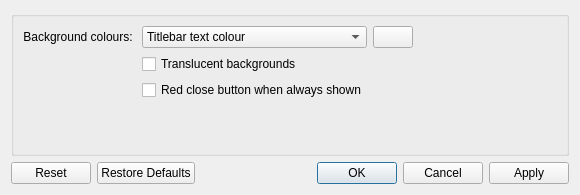
Qt form kdecoration/config/ui/buttoncolors.ui (paulmcauley/klassy) before a commit.
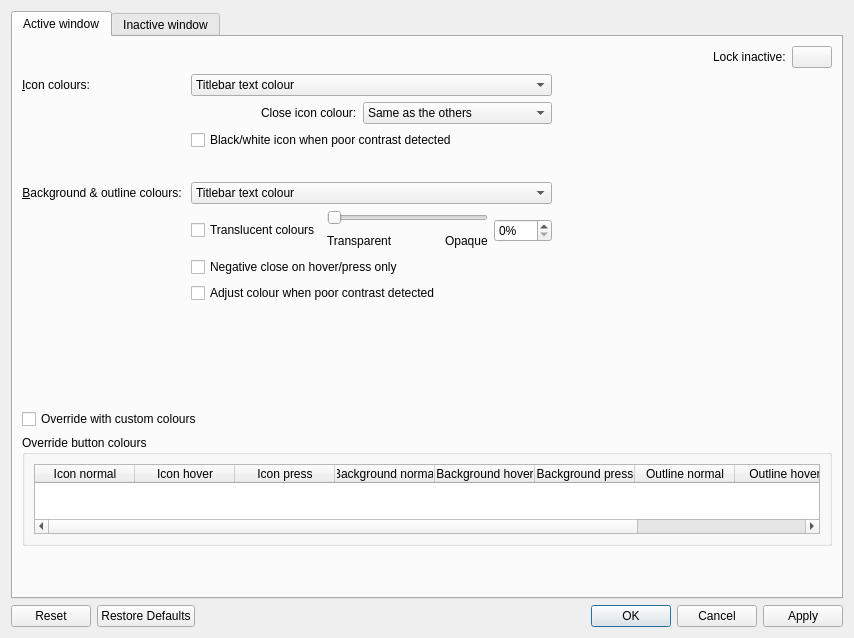
The same form after that commit. Icons and pictures are not drawn.

Commit message: Inital work on Many more Button Colours Settings

What changed in the file:
```diff
--- a/kdecoration/config/ui/buttoncolors.ui
+++ b/kdecoration/config/ui/buttoncolors.ui
@@ -6,8 +6,8 @@
    <rect>
     <x>0</x>
     <y>0</y>
-    <width>580</width>
-    <height>195</height>
+    <width>854</width>
+    <height>638</height>
    </rect>
   </property>
   <property name="windowTitle">
@@ -15,12 +15,193 @@
   </property>
   <layout class="QVBoxLayout" name="verticalLayout">
    <item>
-    <widget class="QGroupBox" name="activeWindowGroupBox">
-     <property name="title">
-      <string/>
+    <widget class="QTabWidget" name="tabWidget">
+     <property name="currentIndex">
+      <number>0</number>
      </property>
+     <widget class="QWidget" name="activeWindowButtonColors">
+      <attribute name="title">
+       <string>Active window</string>
+      </attribute>
      <layout class="QGridLayout" name="gridLayout">
+       <item row="2" column="0">
+        <spacer name="verticalSpacer_2">
+         <property name="orientation">
+          <enum>Qt::Vertical</enum>
+         </property>
+         <property name="sizeType">
+          <enum>QSizePolicy::Expanding</enum>
+         </property>
+         <property name="sizeHint" stdset="0">
+          <size>
+           <width>20</width>
+           <height>100</height>
+          </size>
+         </property>
+        </spacer>
+       </item>
+       <item row="5" column="0">
+        <spacer name="verticalSpacer">
+         <property name="orientation">
+          <enum>Qt::Vertical</enum>
+         </property>
+         <property name="sizeHint" stdset="0">
+          <size>
+           <width>20</width>
+           <height>5</height>
+          </size>
+         </property>
+        </spacer>
+       </item>
+       <item row="1" column="0">
+        <layout class="QFormLayout" name="formLayout">
+         <property name="sizeConstraint">
+          <enum>QLayout::SetDefaultConstraint</enum>
+         </property>
       <item row="0" column="0">
+          <widget class="QLabel" name="label_2">
+           <property name="text">
+            <string>&amp;Icon colours:</string>
+           </property>
+           <property name="buddy">
+            <cstring>buttonIconColors</cstring>
+           </property>
+          </widget>
+         </item>
+         <item row="0" column="1">
+          <widget class="QComboBox" name="buttonIconColors">
+           <property name="enabled">
+            <bool>true</bool>
+           </property>
+           <property name="sizePolicy">
+            <sizepolicy hsizetype="Expanding" vsizetype="Fixed">
+             <horstretch>0</horstretch>
+             <verstretch>0</verstretch>
+            </sizepolicy>
+           </property>
+           <property name="minimumSize">
+            <size>
+             <width>0</width>
+             <height>0</height>
+            </size>
+           </property>
+           <property name="sizeAdjustPolicy">
+            <enum>QComboBox::AdjustToContentsOnFirstShow</enum>
+           </property>
+           <item>
+            <property name="text">
+             <string>Titlebar text colour</string>
+            </property>
+           </item>
+           <item>
+            <property name="text">
+             <string>Titlebar text colour with negative close icon</string>
+            </property>
+           </item>
+           <item>
+            <property name="text">
+             <string>Accent colour</string>
+            </property>
+           </item>
+           <item>
+            <property name="text">
+             <string>Accent colour with negative close icon</string>
+            </property>
+           </item>
+           <item>
+            <property name="text">
+             <string>Accent colour with traffic lights</string>
+            </property>
+           </item>
+          </widget>
+         </item>
+         <item row="1" column="1">
+          <layout class="QFormLayout" name="formLayout_2">
+           <item row="2" column="0" colspan="2">
+            <widget class="QCheckBox" name="blackWhiteIconOnPoorContrast">
+             <property name="text">
+              <string>Black/white icon when poor contrast detected</string>
+             </property>
+            </widget>
+           </item>
+           <item row="0" column="1">
+            <layout class="QHBoxLayout" name="horizontalLayout_4">
+             <item>
+              <spacer name="closeIconNegativeBackgroundSpacer">
+               <property name="orientation">
+                <enum>Qt::Horizontal</enum>
+               </property>
+               <property name="sizeHint" stdset="0">
+                <size>
+                 <width>40</width>
+                 <height>0</height>
+                </size>
+               </property>
+              </spacer>
+             </item>
+             <item>
+              <widget class="QLabel" name="closeIconNegativeBackgroundLabel">
+               <property name="text">
+                <string>Close icon colour:</string>
+               </property>
+               <property name="buddy">
+                <cstring>closeIconNegativeBackground</cstring>
+               </property>
+              </widget>
+             </item>
+             <item>
+              <widget class="QComboBox" name="closeIconNegativeBackground">
+               <property name="sizePolicy">
+                <sizepolicy hsizetype="Preferred" vsizetype="Fixed">
+                 <horstretch>0</horstretch>
+                 <verstretch>0</verstretch>
+                </sizepolicy>
+               </property>
+               <property name="sizeAdjustPolicy">
+                <enum>QComboBox::AdjustToContentsOnFirstShow</enum>
+               </property>
+               <item>
+                <property name="text">
+                 <string>Same as the others</string>
+                </property>
+               </item>
+               <item>
+                <property name="text">
+                 <string>White</string>
+                </property>
+               </item>
+               <item>
+                <property name="text">
+                 <string>White when hovered/pressed </string>
+                </property>
+               </item>
+              </widget>
+             </item>
+            </layout>
+           </item>
+          </layout>
+         </item>
+         <item row="2" column="1">
+          <layout class="QVBoxLayout" name="verticalLayout_4">
+           <item>
+            <spacer name="verticalSpacer_3">
+             <property name="orientation">
+              <enum>Qt::Vertical</enum>
+             </property>
+             <property name="sizeType">
+              <enum>QSizePolicy::Fixed</enum>
+             </property>
+             <property name="sizeHint" stdset="0">
+              <size>
+               <width>20</width>
+               <height>20</height>
+              </size>
+             </property>
+            </spacer>
+           </item>
+          </layout>
+         </item>
+         <item row="3" column="0">
        <widget class="QLabel" name="label_22">
         <property name="enabled">
          <bool>true</bool>
@@ -32,7 +213,7 @@
          </size>
         </property>
         <property name="text">
-         <string>Background colours: </string>
+            <string>&amp;Background &amp;&amp; outline colours: </string>
         </property>
         <property name="alignment">
          <set>Qt::AlignRight|Qt::AlignTrailing|Qt::AlignVCenter</set>
@@ -41,12 +222,18 @@
          <number>2</number>
         </property>
         <property name="buddy">
-         <cstring>backgroundColors</cstring>
+            <cstring>buttonBackgroundColors</cstring>
         </property>
        </widget>
       </item>
-      <item row="0" column="1">
-       <widget class="QComboBox" name="backgroundColors">
+         <item row="3" column="1">
+          <widget class="QComboBox" name="buttonBackgroundColors">
+           <property name="sizePolicy">
+            <sizepolicy hsizetype="Expanding" vsizetype="Fixed">
+             <horstretch>0</horstretch>
+             <verstretch>0</verstretch>
+            </sizepolicy>
+           </property>
         <item>
          <property name="text">
           <string>Titlebar text colour</string>
@@ -54,17 +241,130 @@
         </item>
         <item>
          <property name="text">
-          <string>Accent colours</string>
+             <string>Titlebar text colour with negative close button</string>
          </property>
         </item>
         <item>
          <property name="text">
-          <string>Accent colours with traffic lights</string>
-         </property>
-        </item>
-       </widget>
-      </item>
-      <item row="0" column="3">
+             <string>Accent colour</string>
+            </property>
+           </item>
+           <item>
+            <property name="text">
+             <string>Accent colour with negative close button</string>
+            </property>
+           </item>
+           <item>
+            <property name="text">
+             <string>Accent colour with traffic lights</string>
+            </property>
+           </item>
+          </widget>
+         </item>
+         <item row="5" column="1">
+          <layout class="QHBoxLayout" name="horizontalLayout_3">
+           <item>
+            <widget class="QCheckBox" name="translucentButtonBackgrounds">
+             <property name="text">
+              <string>Translucent colours</string>
+             </property>
+            </widget>
+           </item>
+           <item>
+            <layout class="QGridLayout" name="gridLayout_2">
+             <item row="1" column="2">
+              <widget class="QLabel" name="label_4">
+               <property name="text">
+                <string>Opaque</string>
+               </property>
+              </widget>
+             </item>
+             <item row="1" column="0">
+              <widget class="QLabel" name="label_3">
+               <property name="text">
+                <string>Transparent</string>
+               </property>
+              </widget>
+             </item>
+             <item row="0" column="0" colspan="3">
+              <widget class="QSlider" name="translucentButtonBackgroundsOpacitySlider">
+               <property name="maximum">
+                <number>100</number>
+               </property>
+               <property name="orientation">
+                <enum>Qt::Horizontal</enum>
+               </property>
+              </widget>
+             </item>
+             <item row="1" column="1">
+              <spacer name="horizontalSpacer_3">
+               <property name="orientation">
+                <enum>Qt::Horizontal</enum>
+               </property>
+               <property name="sizeHint" stdset="0">
+                <size>
+                 <width>40</width>
+                 <height>20</height>
+                </size>
+               </property>
+              </spacer>
+             </item>
+            </layout>
+           </item>
+           <item>
+            <widget class="QSpinBox" name="translucentButtonBackgroundsOpacity">
+             <property name="suffix">
+              <string>%</string>
+             </property>
+             <property name="maximum">
+              <number>100</number>
+             </property>
+            </widget>
+           </item>
+          </layout>
+         </item>
+         <item row="6" column="1">
+          <widget class="QCheckBox" name="negativeCloseBackgroundHoverPress">
+           <property name="text">
+            <string>Negative close on hover/press only</string>
+           </property>
+          </widget>
+         </item>
+         <item row="7" column="1">
+          <widget class="QCheckBox" name="adjustBackgroundColorOnPoorContrast">
+           <property name="text">
+            <string>Adjust colour when poor contrast detected</string>
+           </property>
+          </widget>
+         </item>
+        </layout>
+       </item>
+       <item row="3" column="0">
+        <widget class="QCheckBox" name="buttonColorActiveOverrideToggle">
+         <property name="text">
+          <string>Override with custom colours</string>
+         </property>
+        </widget>
+       </item>
+       <item row="1" column="1">
+        <spacer name="horizontalSpacer_2">
+         <property name="orientation">
+          <enum>Qt::Horizontal</enum>
+         </property>
+         <property name="sizeType">
+          <enum>QSizePolicy::MinimumExpanding</enum>
+         </property>
+         <property name="sizeHint" stdset="0">
+          <size>
+           <width>40</width>
+           <height>20</height>
+          </size>
+         </property>
+        </spacer>
+       </item>
+       <item row="0" column="0" colspan="2">
+        <layout class="QHBoxLayout" name="horizontalLayout_2">
+         <item>
        <spacer name="horizontalSpacer">
         <property name="orientation">
          <enum>Qt::Horizontal</enum>
@@ -77,8 +377,15 @@
         </property>
        </spacer>
       </item>
-      <item row="0" column="2">
-       <widget class="QPushButton" name="lockButtonBackgroundColorsActive">
+         <item>
+          <widget class="QLabel" name="label">
+           <property name="text">
+            <string>Lock inactive:</string>
+           </property>
+          </widget>
+         </item>
+         <item>
+          <widget class="QPushButton" name="lockButtonColorsActive">
         <property name="sizePolicy">
          <sizepolicy hsizetype="Fixed" vsizetype="Fixed">
           <horstretch>0</horstretch>
@@ -86,7 +393,7 @@
          </sizepolicy>
         </property>
         <property name="toolTip">
-         <string>Lock to make Active and Inactive button background colours the same</string>
+            <string>Lock to make the same changes to Active and Inactive button colours</string>
         </property>
         <property name="text">
          <string/>
@@ -101,34 +408,112 @@
         </property>
        </widget>
       </item>
-      <item row="1" column="1">
-       <widget class="QCheckBox" name="translucentButtonBackgrounds">
-        <property name="text">
-         <string>Translucent backgrounds</string>
-        </property>
-       </widget>
-      </item>
-      <item row="6" column="1">
-       <widget class="QCheckBox" name="redAlwaysShownClose">
-        <property name="text">
-         <string>Red close button when always shown</string>
-        </property>
-       </widget>
-      </item>
-      <item row="7" column="1">
-       <spacer name="verticalSpacer">
-        <property name="orientation">
-         <enum>Qt::Vertical</enum>
-        </property>
-        <property name="sizeHint" stdset="0">
+        </layout>
+       </item>
+       <item row="4" column="0" colspan="2">
+        <widget class="QGroupBox" name="activeOverrideGroupBox">
+         <property name="title">
+          <string>Override button colours</string>
+         </property>
+         <layout class="QVBoxLayout" name="verticalLayout_3">
+          <item>
+           <widget class="QTableWidget" name="overrideColorTableActive">
+            <property name="sizePolicy">
+             <sizepolicy hsizetype="Expanding" vsizetype="Expanding">
+              <horstretch>0</horstretch>
+              <verstretch>0</verstretch>
+             </sizepolicy>
+            </property>
+            <property name="minimumSize">
          <size>
-          <width>20</width>
-          <height>40</height>
-         </size>
-        </property>
-       </spacer>
-      </item>
-     </layout>
+              <width>745</width>
+              <height>0</height>
+             </size>
+            </property>
+            <property name="sizeAdjustPolicy">
+             <enum>QAbstractScrollArea::AdjustToContents</enum>
+            </property>
+            <property name="alternatingRowColors">
+             <bool>true</bool>
+            </property>
+            <property name="selectionMode">
+             <enum>QAbstractItemView::SingleSelection</enum>
+            </property>
+            <property name="wordWrap">
+             <bool>false</bool>
+            </property>
+            <property name="cornerButtonEnabled">
+             <bool>false</bool>
+            </property>
+            <attribute name="horizontalHeaderVisible">
+             <bool>true</bool>
+            </attribute>
+            <attribute name="horizontalHeaderCascadingSectionResizes">
+             <bool>true</bool>
+            </attribute>
+            <attribute name="verticalHeaderVisible">
+             <bool>true</bool>
+            </attribute>
+            <attribute name="verticalHeaderCascadingSectionResizes">
+             <bool>true</bool>
+            </attribute>
+            <column>
+             <property name="text">
+              <string>Icon normal</string>
+             </property>
+            </column>
+            <column>
+             <property name="text">
+              <string>Icon hover</string>
+             </property>
+            </column>
+            <column>
+             <property name="text">
+              <string>Icon press</string>
+             </property>
+            </column>
+            <column>
+             <property name="text">
+              <string>Background normal</string>
+             </property>
+            </column>
+            <column>
+             <property name="text">
+              <string>Background hover</string>
+             </property>
+            </column>
+            <column>
+             <property name="text">
+              <string>Background press</string>
+             </property>
+            </column>
+            <column>
+             <property name="text">
+              <string>Outline normal</string>
+             </property>
+            </column>
+            <column>
+             <property name="text">
+              <string>Outline hover</string>
+             </property>
+            </column>
+            <column>
+             <property name="text">
+              <string>Outline press</string>
+             </property>
+            </column>
+           </widget>
+          </item>
+         </layout>
+        </widget>
+       </item>
+      </layout>
+     </widget>
+     <widget class="QWidget" name="inactiveWindowButtonColors">
+      <attribute name="title">
+       <string>Inactive window</string>
+      </attribute>
+     </widget>
     </widget>
    </item>
    <item>
```
Left out of the diff: 119 changed lines with no effect on the pictures. Lines whose indentation alone changed are shown as unchanged. The commit also changes 17 other files.
